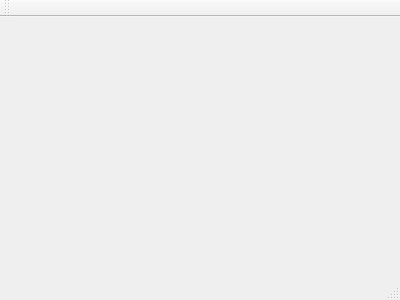
Qt form src/mainwindow.ui (ayanko/qammer) before a commit.
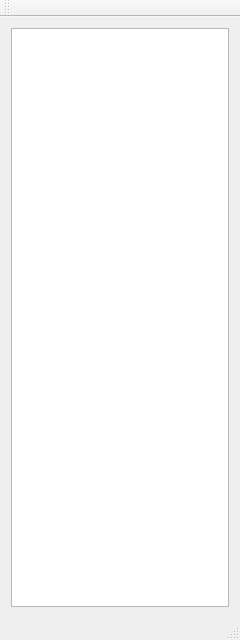
The same form after that commit. Icons and pictures are not drawn.

The edit to the form file:
```diff
--- a/src/mainwindow.ui
+++ b/src/mainwindow.ui
@@ -6,8 +6,8 @@
    <rect>
     <x>0</x>
     <y>0</y>
-    <width>400</width>
-    <height>300</height>
+    <width>240</width>
+    <height>640</height>
    </rect>
   </property>
   <property name="windowTitle">
@@ -20,7 +20,13 @@
   <property name="toolTip">
    <string>Yammer client</string>
   </property>
-  <widget class="QWidget" name="centralWidget"/>
+  <widget class="QWidget" name="centralWidget">
+   <layout class="QGridLayout" name="gridLayout">
+    <item row="0" column="0">
+     <widget class="QListWidget" name="listWidget"/>
+    </item>
+   </layout>
+  </widget>
   <widget class="QMenuBar" name="menuBar">
    <property name="geometry">
     <rect>
```
Left out of the diff: 2 changed lines with no effect on the pictures.
